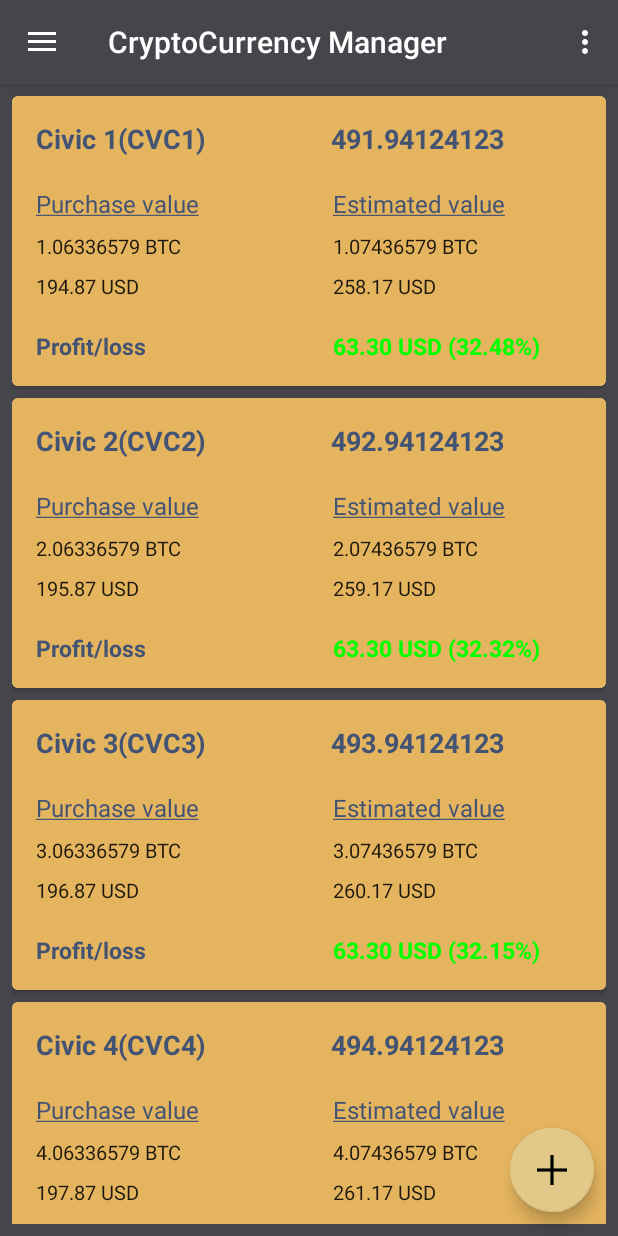
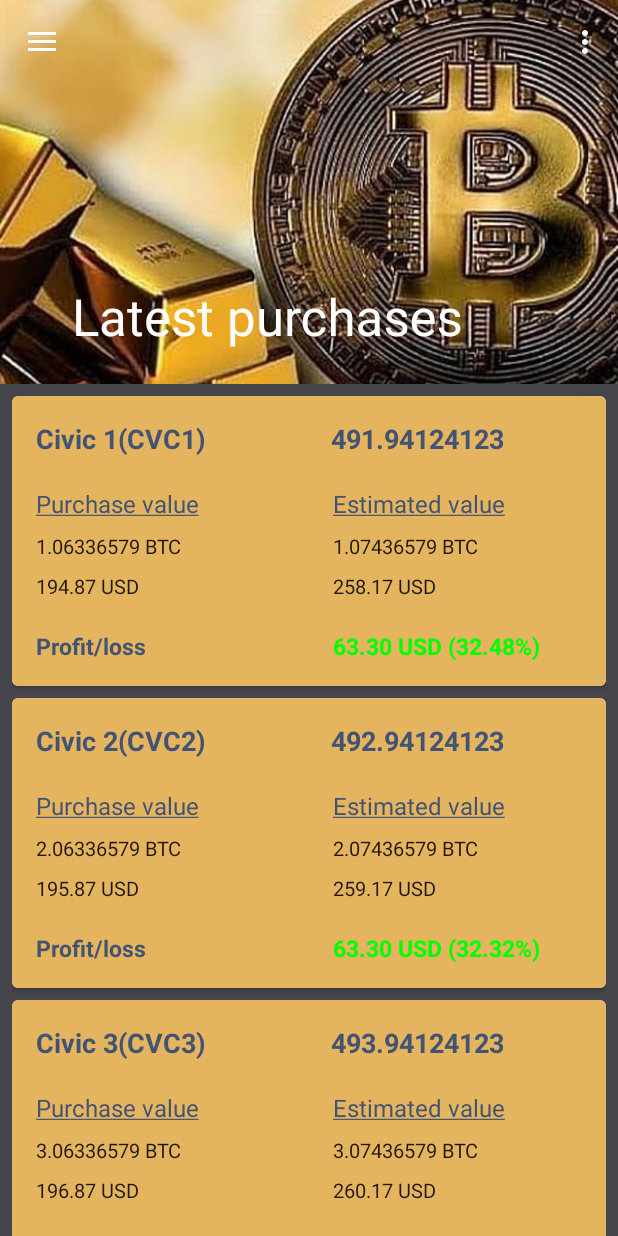
Before and after one commit to kkontus/CryptocurrencyManager, an Android app: the screen it shows after launch (MainActivity), in the side drawer, after a tap on "Purchases", on a phone screen of 412 x 824 dp. Run offline under Robolectric (Android 15) with nearby library versions, the phone set to English and light mode, and no system bars; pictures from the network do not load; 2 statements that could not run were skipped.

Commit message:
added CollapsingToolbarLayout on Purchase Fragment

```diff
--- a/app/build.gradle
+++ b/app/build.gradle
@@ -40,6 +40,8 @@ dependencies {
     implementation 'com.firebaseui:firebase-ui-database:3.2.1'
     implementation 'com.google.firebase:firebase-auth:11.8.0'
 
+    implementation 'com.github.bumptech.glide:glide:4.6.1'
+
     implementation 'com.opencsv:opencsv:4.1'
     testImplementation 'junit:junit:4.12'
 }
--- a/app/src/main/java/com/kontus/cryptocurrencymanager/activities/MainActivity.kt
+++ b/app/src/main/java/com/kontus/cryptocurrencymanager/activities/MainActivity.kt
@@ -21,9 +21,14 @@ import com.kontus.cryptocurrencymanager.interfaces.OnListFragmentInteractionList
 import android.content.Intent
 import com.google.firebase.iid.FirebaseInstanceId
 import android.content.pm.PackageManager
+import android.support.design.widget.AppBarLayout
+import android.support.design.widget.CollapsingToolbarLayout
 import android.support.v4.app.ActivityCompat
 import android.support.v4.content.ContextCompat
 import android.util.Log
+import android.widget.ImageView
+import com.bumptech.glide.Glide
+import com.bumptech.glide.request.RequestOptions
 import com.kontus.cryptocurrencymanager.helpers.Config
 import com.kontus.cryptocurrencymanager.helpers.General
 import com.kontus.cryptocurrencymanager.helpers.SharedPreferencesHelper
@@ -34,11 +39,19 @@ class MainActivity : AppCompatActivity(), NavigationView.OnNavigationItemSelecte
     private var toolbar: Toolbar? = null
     private var mShared: SharedPreferencesHelper? = null
 
+    private var collapsingToolbar: CollapsingToolbarLayout? = null
+    private var appBarLayout: AppBarLayout? = null
+
     override fun onCreate(savedInstanceState: Bundle?) {
         super.onCreate(savedInstanceState)
         setContentView(R.layout.activity_main)
         toolbar = findViewById(R.id.toolbar)
         setSupportActionBar(toolbar)
+        supportActionBar!!.setDisplayHomeAsUpEnabled(true)
+
+        collapsingToolbar = findViewById(R.id.collapsing_toolbar)
+        appBarLayout = findViewById(R.id.appbar)
+        appBarLayout?.setExpanded(false, false)
 
         drawer = findViewById(R.id.drawer_layout)
         toggle = ActionBarDrawerToggle(this, drawer, toolbar, R.string.navigation_drawer_open, R.string.navigation_drawer_close)
@@ -119,15 +132,25 @@ class MainActivity : AppCompatActivity(), NavigationView.OnNavigationItemSelecte
             R.id.nav_dashboard -> {
                 fragment = DashboardFragment.newInstance("param1", "param2")
                 switchFragment(fragment)
+
+                collapsingToolbar?.title = getString(R.string.app_name)
+                appBarLayout?.setExpanded(false,false)
             }
             R.id.nav_purchases -> {
                 println(mShared?.selectedExchange)
                 fragment = PurchaseFragment.newInstance(1)
                 switchFragment(fragment)
+
+                collapsingToolbar?.title = getString(R.string.latest_purchases)
+                appBarLayout?.setExpanded(true,true)
+                loadBackdrop()
             }
             R.id.nav_gain_loss_ratio -> {
                 fragment = StatisticsFragment.newInstance("param1", "param2")
                 switchFragment(fragment)
+
+                collapsingToolbar?.title = getString(R.string.app_name)
+                appBarLayout?.setExpanded(false,false)
             }
             R.id.nav_manage -> {
 
@@ -177,4 +200,8 @@ class MainActivity : AppCompatActivity(), NavigationView.OnNavigationItemSelecte
         print("onListFragmentInteraction(item: Purchase.PurchaseItem) " + item.coinName + " " + item.coinSymbol + " " + item.quantity + " ")
     }
 
+    private fun loadBackdrop() {
+        val imageView = findViewById<ImageView>(R.id.backdrop)
+        Glide.with(this).load(R.drawable.logo_2).apply(RequestOptions.centerCropTransform()).into(imageView)
+    }
 }
--- a/app/src/main/res/layout/app_bar_main.xml
+++ b/app/src/main/res/layout/app_bar_main.xml
@@ -6,17 +6,53 @@
     android:layout_height="match_parent"
     tools:context="com.kontus.cryptocurrencymanager.activities.MainActivity">
 
+    <!--<android.support.design.widget.AppBarLayout-->
+        <!--android:layout_width="match_parent"-->
+        <!--android:layout_height="wrap_content"-->
+        <!--android:theme="@style/AppTheme.AppBarOverlay">-->
+
+        <!--<android.support.v7.widget.Toolbar-->
+            <!--android:id="@+id/toolbar"-->
+            <!--android:layout_width="match_parent"-->
+            <!--android:layout_height="?attr/actionBarSize"-->
+            <!--android:background="?attr/colorPrimary"-->
+            <!--app:popupTheme="@style/AppTheme.PopupOverlay" />-->
+
+    <!--</android.support.design.widget.AppBarLayout>-->
+
     <android.support.design.widget.AppBarLayout
+        android:id="@+id/appbar"
         android:layout_width="match_parent"
-        android:layout_height="wrap_content"
-        android:theme="@style/AppTheme.AppBarOverlay">
+        android:layout_height="@dimen/detail_backdrop_height"
+        android:theme="@style/ThemeOverlay.AppCompat.Dark.ActionBar"
+        android:fitsSystemWindows="true">
 
-        <android.support.v7.widget.Toolbar
-            android:id="@+id/toolbar"
+        <android.support.design.widget.CollapsingToolbarLayout
+            android:id="@+id/collapsing_toolbar"
             android:layout_width="match_parent"
-            android:layout_height="?attr/actionBarSize"
-            android:background="?attr/colorPrimary"
-            app:popupTheme="@style/AppTheme.PopupOverlay" />
+            android:layout_height="match_parent"
+            app:layout_scrollFlags="scroll|exitUntilCollapsed"
+            android:fitsSystemWindows="true"
+            app:contentScrim="?attr/colorPrimary"
+            app:expandedTitleMarginStart="48dp"
+            app:expandedTitleMarginEnd="64dp">
+
+            <ImageView
+                android:id="@+id/backdrop"
+                android:layout_width="match_parent"
+                android:layout_height="match_parent"
+                android:scaleType="centerCrop"
+                android:fitsSystemWindows="true"
+                app:layout_collapseMode="parallax" />
+
+            <android.support.v7.widget.Toolbar
+                android:id="@+id/toolbar"
+                android:layout_width="match_parent"
+                android:layout_height="?attr/actionBarSize"
+                app:popupTheme="@style/ThemeOverlay.AppCompat.Light"
+                app:layout_collapseMode="pin" />
+
+        </android.support.design.widget.CollapsingToolbarLayout>
 
     </android.support.design.widget.AppBarLayout>
 
--- a/app/src/main/res/values/dimens.xml
+++ b/app/src/main/res/values/dimens.xml
@@ -11,4 +11,6 @@
     <dimen name="text_size_big">18dp</dimen>
     <dimen name="text_size_medium">15dp</dimen>
     <dimen name="text_size_small">13dp</dimen>
+
+    <dimen name="detail_backdrop_height">256dp</dimen>
 </resources>
--- a/app/src/main/res/values/strings.xml
+++ b/app/src/main/res/values/strings.xml
@@ -24,5 +24,7 @@
     <string name="hint_firstname">firstname</string>
     <string name="hint_lastname">lastname</string>
 
+    <string name="latest_purchases">Latest purchases</string>
+
     <string name="default_notification_channel_id" translatable="false">crypto-curr-exch</string>
 </resources>
```
Also changed, not shown: app/src/main/res/drawable-nodpi/logo_2.jpg (added).
